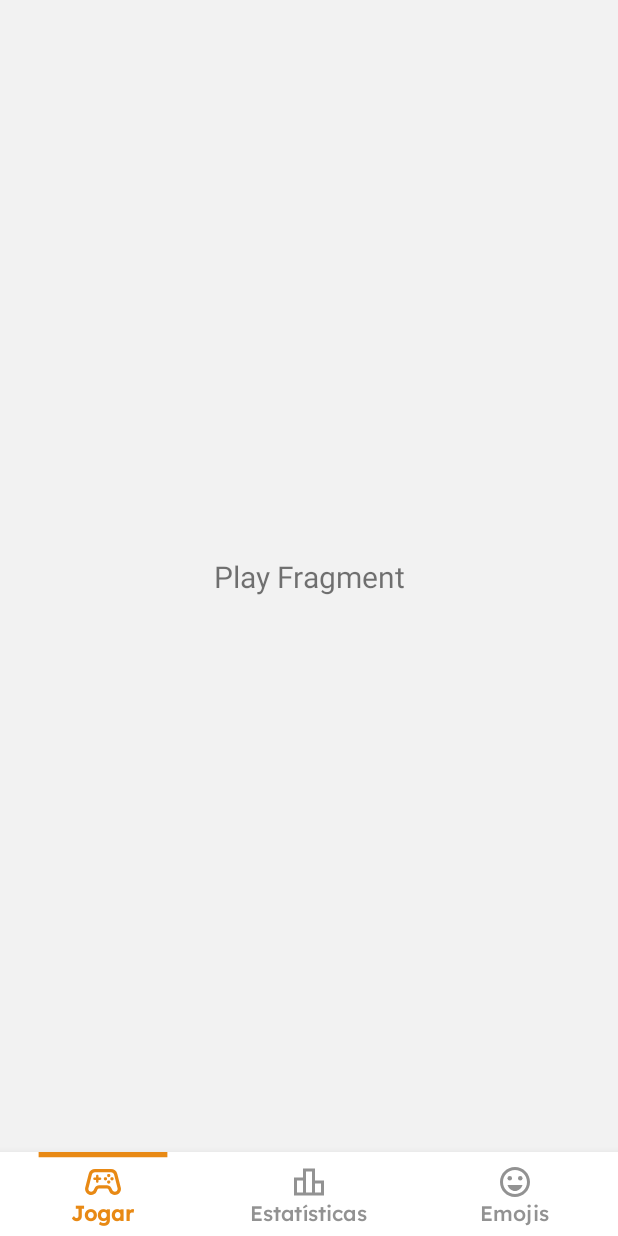
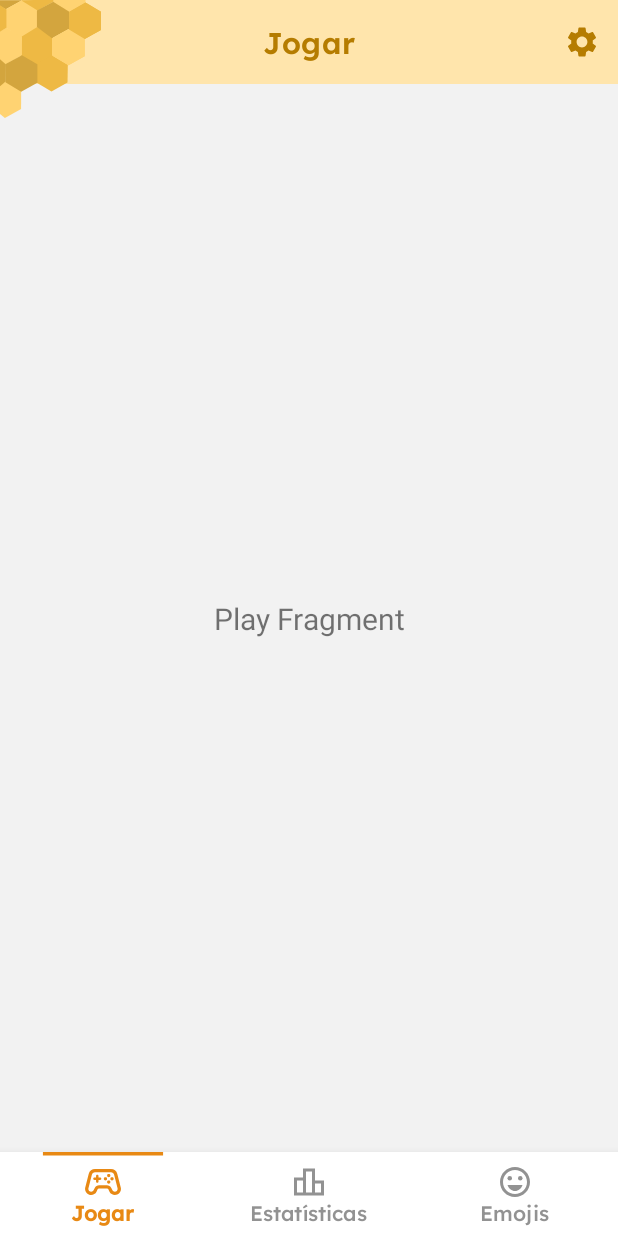
Before and after one commit to enzzoMs/HexEmoji, an Android app: the MainFragment screen opened through its navigation route, on a phone screen of 412 x 824 dp. Run offline under Robolectric (Android 15) with nearby library versions, the phone set to English and light mode, and no system bars; our stand-ins replace navigation-ui.

Commit message:
Toolbar principal e mudando animação do bottom nav

```diff
--- a/HexEmoji/app/src/main/java/enzzom/hexemoji/ui/main/MainFragment.kt
+++ b/HexEmoji/app/src/main/java/enzzom/hexemoji/ui/main/MainFragment.kt
@@ -1,12 +1,14 @@
 package enzzom.hexemoji.ui.main
 
-import android.graphics.drawable.AnimatedVectorDrawable
 import android.os.Bundle
 import android.view.LayoutInflater
 import android.view.View
 import android.view.ViewGroup
+import androidx.collection.forEach
 import androidx.fragment.app.Fragment
 import androidx.navigation.fragment.NavHostFragment
+import androidx.navigation.ui.AppBarConfiguration
+import androidx.navigation.ui.setupWithNavController
 import enzzom.hexemoji.R
 import enzzom.hexemoji.databinding.FragmentMainBinding
 
@@ -17,44 +19,22 @@ class MainFragment : Fragment() {
         savedInstanceState: Bundle?
     ): View {
         val binding = FragmentMainBinding.inflate(inflater, container, false)
-        val bottomNav = binding.bottomNav
 
         val navController = NavHostFragment.findNavController(
             childFragmentManager.findFragmentById(R.id.nav_host_fragment) as NavHostFragment
         )
 
-        // This prevents navigation and animation from occurring when a item is reselected
-        bottomNav.setOnItemReselectedListener {  }
+        val destinationIds = mutableSetOf<Int>()
 
-        // Setting up the background animation for when a bottom nav item is selected
+        navController.graph.nodes.forEach {_, navDestination ->
+            destinationIds.add(navDestination.id)
+        }
 
-        // Initialize with the ID of the first item
-        var currentSelectedMenuId: Int = binding.bottomNav.menu.getItem(0).itemId
+        val appBarConfiguration = AppBarConfiguration(destinationIds)
 
-        startAnimationForViewBackground(bottomNav.findViewById(currentSelectedMenuId))
-
-        bottomNav.setOnItemSelectedListener { menuItem ->
-            navController.navigate(menuItem.itemId)
-
-            resetAnimationForViewBackground(bottomNav.findViewById(currentSelectedMenuId))
-            startAnimationForViewBackground(bottomNav.findViewById(menuItem.itemId))
-            currentSelectedMenuId = menuItem.itemId
-
-            true
-        }
+        binding.toolbar.setupWithNavController(navController, appBarConfiguration)
+        binding.bottomNav.setupWithNavController(navController)
 
         return binding.root
     }
-
-
-    private fun startAnimationForViewBackground(view: View) {
-        (view.background as AnimatedVectorDrawable).start()
-    }
-
-    private fun resetAnimationForViewBackground(view: View) {
-        (view.background as AnimatedVectorDrawable).apply {
-            stop()
-            reset()
-        }
-    }
 }
--- /dev/null
+++ b/HexEmoji/app/src/main/res/drawable/bottom_nav_item_background.xml
@@ -0,0 +1,19 @@
+<?xml version="1.0" encoding="utf-8"?>
+<animated-selector xmlns:android="http://schemas.android.com/apk/res/android">
+
+    <item
+        android:id="@+id/checked"
+        android:drawable="@drawable/bottom_nav_item_selected_back"
+        android:state_checked="true" />
+
+    <item
+        android:id="@+id/unchecked"
+        android:drawable="@color/surface_color"
+        android:state_checked="false" />
+
+    <transition
+        android:drawable="@drawable/bottom_nav_item_selected_anim"
+        android:fromId="@id/unchecked"
+        android:toId="@id/checked" />
+
+</animated-selector>
--- /dev/null
+++ b/HexEmoji/app/src/main/res/drawable/honeycomb_small.xml
@@ -0,0 +1,54 @@
+<vector xmlns:android="http://schemas.android.com/apk/res/android"
+    android:width="67.048dp"
+    android:height="78.732dp"
+    android:viewportWidth="67.048"
+    android:viewportHeight="78.732">
+  <path
+      android:pathData="M0,4.001V0.145l7.5,-0 7.101,0L3.842,6.176Z"
+      android:fillColor="#d3a53e"/>
+  <path
+      android:pathData="M3.662,18.122 L3.843,6.175 14.601,0.144 24.888,6.224 24.87,18.462l-10.369,7.038z"
+      android:fillColor="#ffd372"/>
+  <path
+      android:pathData="M14.207,0.365 L14.477,0.145C21.545,-0.012 28.613,0 35.681,0V0.938L24.923,6.969Z"
+      android:fillColor="#eeb944"/>
+  <path
+      android:pathData="m14.5,24.362 l10.245,-6.376 10.557,6.376 0.637,12.631 -10.939,6.506 -11.68,-6.598z"
+      android:fillColor="#eeb944"/>
+  <path
+      android:pathData="m23.987,42.451 l10.478,-5.743 10.557,6.376 -0.206,11.947 -10.651,6.029 -10.557,-6.376z"
+      android:fillColor="#eeb944"/>
+  <path
+      android:pathData="M24.5,18 L24.5,7 35.681,0.938 45.968,7.018 45.95,19.256 34.5,25.5Z"
+      android:fillColor="#d3a53e"/>
+  <path
+      android:pathData="m35.01,37.234 l0.181,-11.948 10.758,-6.031 10.286,6.08 -0.018,12.238 -10.758,6.031z"
+      android:fillColor="#ffd372"/>
+  <path
+      android:pathData="M35.554,1.392V0H46.003,56.762V1.732l-10.758,6.031z"
+      android:fillColor="#ffd372"/>
+  <path
+      android:pathData="m45.822,19.71 l0.181,-11.948 10.758,-6.031 10.286,6.08 -0.018,12.238 -10.758,6.031z"
+      android:fillColor="#eeb944"/>
+  <path
+      android:pathData="m34.5,37v-11.5l11.449,-6.244 10.286,6.08 -0.018,12.238 -10.758,6.031z"
+      android:fillColor="#ffd372"/>
+  <path
+      android:pathData="m45.822,19.71 l0.181,-11.948 10.758,-6.031 10.286,6.08 -0.018,12.238 -10.758,6.031z"
+      android:fillColor="#eeb944"/>
+  <path
+      android:pathData="m0,53.5 l-0,-6.5v-12l3.753,7.145 -0.018,12.238 -3.735,5.617z"
+      android:fillColor="#d3a53e"/>
+  <path
+      android:pathData="m0,76v-18.5l3.735,-3.117 10.286,6.08 -0.018,12.238 -10.758,6.031z"
+      android:fillColor="#ffd372"/>
+  <path
+      android:pathData="m0,39.5v-18.5l4.278,-2.459 10.286,6.08 -0.018,12.238 -10.758,6.031z"
+      android:fillColor="#ffd372"/>
+  <path
+      android:pathData="m3.608,54.837 l-0.163,-11.948 11.102,-6.031 10.286,6.08 -0.018,12.238 -10.758,6.031z"
+      android:fillColor="#d3a53e"/>
+  <path
+      android:pathData="M0,16.283 L0,8.001 0,3.5 4.296,6.303 4.278,18.541 0,21.242Z"
+      android:fillColor="#eeb944"/>
+</vector>
--- /dev/null
+++ b/HexEmoji/app/src/main/res/drawable/ic_settings.xml
@@ -0,0 +1,5 @@
+<vector android:height="24dp" android:tint="#000000"
+    android:viewportHeight="24" android:viewportWidth="24"
+    android:width="24dp" xmlns:android="http://schemas.android.com/apk/res/android">
+    <path android:fillColor="@android:color/white" android:pathData="M19.14,12.94c0.04,-0.3 0.06,-0.61 0.06,-0.94c0,-0.32 -0.02,-0.64 -0.07,-0.94l2.03,-1.58c0.18,-0.14 0.23,-0.41 0.12,-0.61l-1.92,-3.32c-0.12,-0.22 -0.37,-0.29 -0.59,-0.22l-2.39,0.96c-0.5,-0.38 -1.03,-0.7 -1.62,-0.94L14.4,2.81c-0.04,-0.24 -0.24,-0.41 -0.48,-0.41h-3.84c-0.24,0 -0.43,0.17 -0.47,0.41L9.25,5.35C8.66,5.59 8.12,5.92 7.63,6.29L5.24,5.33c-0.22,-0.08 -0.47,0 -0.59,0.22L2.74,8.87C2.62,9.08 2.66,9.34 2.86,9.48l2.03,1.58C4.84,11.36 4.8,11.69 4.8,12s0.02,0.64 0.07,0.94l-2.03,1.58c-0.18,0.14 -0.23,0.41 -0.12,0.61l1.92,3.32c0.12,0.22 0.37,0.29 0.59,0.22l2.39,-0.96c0.5,0.38 1.03,0.7 1.62,0.94l0.36,2.54c0.05,0.24 0.24,0.41 0.48,0.41h3.84c0.24,0 0.44,-0.17 0.47,-0.41l0.36,-2.54c0.59,-0.24 1.13,-0.56 1.62,-0.94l2.39,0.96c0.22,0.08 0.47,0 0.59,-0.22l1.92,-3.32c0.12,-0.22 0.07,-0.47 -0.12,-0.61L19.14,12.94zM12,15.6c-1.98,0 -3.6,-1.62 -3.6,-3.6s1.62,-3.6 3.6,-3.6s3.6,1.62 3.6,3.6S13.98,15.6 12,15.6z"/>
+</vector>
--- a/HexEmoji/app/src/main/res/layout-h480dp/fragment_initial.xml
+++ b/HexEmoji/app/src/main/res/layout-h480dp/fragment_initial.xml
@@ -10,7 +10,7 @@
 
     <ImageView
         android:id="@+id/honeycomb"
-        android:src="@drawable/honeycomb"
+        android:src="@drawable/honeycomb_big"
         android:scaleType="fitStart"
         android:importantForAccessibility="no"
         android:layout_width="0dp"
--- a/HexEmoji/app/src/main/res/layout/fragment_initial.xml
+++ b/HexEmoji/app/src/main/res/layout/fragment_initial.xml
@@ -9,7 +9,7 @@
 
     <ImageView
         android:id="@+id/honeycomb"
-        android:src="@drawable/honeycomb"
+        android:src="@drawable/honeycomb_big"
         android:scaleType="fitStart"
         android:importantForAccessibility="no"
         android:layout_width="0dp"
--- a/HexEmoji/app/src/main/res/layout/fragment_main.xml
+++ b/HexEmoji/app/src/main/res/layout/fragment_main.xml
@@ -1,28 +1,47 @@
 <?xml version="1.0" encoding="utf-8"?>
-<LinearLayout
+<androidx.constraintlayout.widget.ConstraintLayout
     xmlns:android="http://schemas.android.com/apk/res/android"
     xmlns:app="http://schemas.android.com/apk/res-auto"
     xmlns:tools="http://schemas.android.com/tools"
-    android:orientation="vertical"
     android:layout_width="match_parent"
     android:layout_height="match_parent"
     tools:context=".ui.main.MainFragment">
+
+    <com.google.android.material.appbar.MaterialToolbar
+        android:id="@+id/toolbar"
+        app:menu="@menu/toolbar_menu"
+        android:layout_width="match_parent"
+        android:layout_height="wrap_content"
+        app:layout_constraintEnd_toEndOf="parent"
+        app:layout_constraintStart_toStartOf="parent"
+        app:layout_constraintTop_toTopOf="parent" />
+
+    <ImageView
+        android:id="@+id/imageView"
+        android:src="@drawable/honeycomb_small"
+        android:importantForAccessibility="no"
+        android:layout_width="wrap_content"
+        android:layout_height="wrap_content"
+        app:layout_constraintStart_toStartOf="parent"
+        app:layout_constraintTop_toTopOf="parent" />
 
     <androidx.fragment.app.FragmentContainerView
         android:id="@+id/nav_host_fragment"
         android:name="androidx.navigation.fragment.NavHostFragment"
         app:navGraph="@navigation/bottom_nav_graph"
-        android:layout_width="match_parent"
+        android:layout_width="0dp"
         android:layout_height="0dp"
-        android:layout_weight="1.0" />
+        app:layout_constraintBottom_toTopOf="@+id/bottom_nav"
+        app:layout_constraintEnd_toEndOf="parent"
+        app:layout_constraintStart_toStartOf="parent"
+        app:layout_constraintTop_toBottomOf="@+id/toolbar" />
 
     <com.google.android.material.bottomnavigation.BottomNavigationView
         android:id="@+id/bottom_nav"
         app:menu="@menu/bottom_nav_menu"
         android:layout_width="match_parent"
         android:layout_height="wrap_content"
-        android:layout_gravity="bottom"
         app:layout_constraintBottom_toBottomOf="parent"
         app:layout_constraintStart_toStartOf="parent" />
 
-</LinearLayout>
+</androidx.constraintlayout.widget.ConstraintLayout>
--- a/HexEmoji/app/src/main/res/menu/bottom_nav_menu.xml
+++ b/HexEmoji/app/src/main/res/menu/bottom_nav_menu.xml
@@ -3,19 +3,19 @@
     <item
         android:id="@+id/play_fragment"
         android:icon="@drawable/ic_stadia_controller"
-        android:title="@string/icon_title_page_play"
+        android:title="@string/page_title_play"
         android:contentDescription="@string/icon_content_description_page_play"/>
 
     <item
         android:id="@+id/statistics_fragment"
         android:icon="@drawable/ic_leaderboard"
-        android:title="@string/icon_title_page_statistics"
+        android:title="@string/page_title_statistics"
         android:contentDescription="@string/icon_content_description_page_statistics"/>
 
     <item
         android:id="@+id/emojis_fragment"
         android:icon="@drawable/ic_emoji_face"
-        android:title="@string/icon_title_page_emojis"
+        android:title="@string/page_title_emojis"
         android:contentDescription="@string/icon_content_description_page_emojis"/>
 
 </menu>
--- /dev/null
+++ b/HexEmoji/app/src/main/res/menu/toolbar_menu.xml
@@ -0,0 +1,11 @@
+<?xml version="1.0" encoding="utf-8"?>
+<menu xmlns:android="http://schemas.android.com/apk/res/android"
+    xmlns:app="http://schemas.android.com/apk/res-auto">
+
+    <item
+        android:id="@+id/settings"
+        android:icon="@drawable/ic_settings"
+        android:title="@string/icon_title_settings"
+        android:contentDescription="@string/icon_content_description_settings"
+        app:showAsAction="ifRoom" />
+</menu>
--- a/HexEmoji/app/src/main/res/navigation/bottom_nav_graph.xml
+++ b/HexEmoji/app/src/main/res/navigation/bottom_nav_graph.xml
@@ -8,16 +8,16 @@
     <fragment
         android:id="@+id/play_fragment"
         android:name="enzzom.hexemoji.ui.play.PlayFragment"
-        android:label="fragment_play"
+        android:label="@string/page_title_play"
         tools:layout="@layout/fragment_play" />
     <fragment
         android:id="@+id/statistics_fragment"
         android:name="enzzom.hexemoji.ui.statistics.StatisticsFragment"
-        android:label="fragment_statistics"
+        android:label="@string/page_title_statistics"
         tools:layout="@layout/fragment_statistics" />
     <fragment
         android:id="@+id/emojis_fragment"
         android:name="enzzom.hexemoji.ui.emojis.EmojisFragment"
-        android:label="fragment_emojis"
+        android:label="@string/page_title_emojis"
         tools:layout="@layout/fragment_emojis" />
 </navigation>
--- a/HexEmoji/app/src/main/res/values/colors.xml
+++ b/HexEmoji/app/src/main/res/values/colors.xml
@@ -3,9 +3,12 @@
     <color name="ic_launcher_background">@color/yellow_maximum</color>
 
     <!-- General -->
+    <color name="primary_color">@color/yellow_white</color>
+    <color name="on_primary_color">@color/gold_dark</color>
     <color name="accent_color">@color/orange_beer</color>
     <color name="background_color">@color/white_anti_flash</color>
     <color name="surface_color">@color/white</color>
+    <color name="icon_tint">@color/gold_dark</color>
     <color name="button_ripple_color">@color/silver</color>
     <color name="button_primary_gradient_start_color">@color/yellow_orange</color>
     <color name="button_primary_gradient_end_color">@color/orange_beer</color>
@@ -29,6 +32,7 @@
     <color name="yellow_maximum">#F9BF58</color>
     <color name="yellow_orange">#FDC966</color>
     <color name="yellow_dark">#FFB000</color>
+    <color name="yellow_white">#FFE5AC</color>
     <color name="orange_beer">#E88914</color>
     <color name="white">#FFFFFFFF</color>
     <color name="white_ghost">#F7F8FB</color>
@@ -39,9 +43,9 @@
     <color name="gray_dark">#929292</color>
     <color name="gold">#CF8F00</color>
     <color name="gold_light">#E29C00</color>
+    <color name="gold_dark">#B57C00</color>
 
     <color name="purple_200">#FFBB86FC</color>
-    <color name="purple_500">#FF6200EE</color>
     <color name="purple_700">#FF3700B3</color>
     <color name="teal_200">#FF03DAC5</color>
     <color name="teal_700">#FF018786</color>
--- a/HexEmoji/app/src/main/res/values/strings.xml
+++ b/HexEmoji/app/src/main/res/values/strings.xml
@@ -10,9 +10,11 @@
     <string name="initial_screen_button_instructions">Instruções</string>
 
     <!-- Main Screen -->
-    <string name="icon_title_page_play">Jogar</string>
-    <string name="icon_title_page_statistics">Estatísticas</string>
-    <string name="icon_title_page_emojis">Emojis</string>
+    <string name="page_title_play">Jogar</string>
+    <string name="page_title_statistics">Estatísticas</string>
+    <string name="page_title_emojis">Emojis</string>
+    <string name="icon_title_settings">Configurações</string>
+    <string name="icon_content_description_settings">Ver configurações</string>
     <string name="icon_content_description_page_play">Navegar para página de modos de jogo</string>
     <string name="icon_content_description_page_statistics">Navegar para página de estatísticas</string>
     <string name="icon_content_description_page_emojis">Navegar para página de emojis</string>
--- a/HexEmoji/app/src/main/res/values/themes.xml
+++ b/HexEmoji/app/src/main/res/values/themes.xml
@@ -1,26 +1,39 @@
 <resources>
     <!-- Base application theme -->
     <style name="Theme.HexEmoji" parent="Theme.MaterialComponents.Light.NoActionBar">
+        <item name="colorPrimary">@color/primary_color</item>
+        <item name="colorOnPrimary">@color/on_primary_color</item>
         <item name="colorAccent">@color/accent_color</item>
         <item name="colorSurface">@color/surface_color</item>
         <item name="android:colorBackground">@color/background_color</item>
+        <item name="iconTint">@color/icon_tint</item>
 
-        <item name="colorPrimary">@color/purple_500</item>
         <item name="colorPrimaryVariant">@color/purple_700</item>
-        <item name="colorOnPrimary">@color/white</item>
         <item name="colorSecondary">@color/teal_200</item>
         <item name="colorSecondaryVariant">@color/teal_700</item>
         <item name="colorOnSecondary">@color/black</item>
 
+        <item name="toolbarStyle">@style/Widget.HexEmoji.Toolbar</item>
         <item name="bottomNavigationStyle">@style/Widget.HexEmoji.BottomNavigation</item>
         <item name="android:statusBarColor">@color/status_bar_color</item>
         <item name="primaryButtonStyle">@style/Widget.HexEmoji.Button.Primary</item>
         <item name="secondaryButtonStyle">@style/Widget.HexEmoji.Button.Secondary</item>
     </style>
 
+    <!-- Toolbar -->
+    <style name="Widget.HexEmoji.Toolbar" parent="Widget.MaterialComponents.Toolbar.Primary">
+        <item name="titleCentered">true</item>
+        <item name="android:elevation">0dp</item>
+        <item name="titleTextAppearance">@style/TextAppearance.HexEmoji.Toolbar.Title</item>
+    </style>
+
+    <style name="TextAppearance.HexEmoji.Toolbar.Title" parent="TextAppearance.MaterialComponents.Headline6">
+        <item name="fontFamily">@font/lexend_semibold</item>
+    </style>
+
     <!-- BottomNavigation -->
     <style name="Widget.HexEmoji.BottomNavigation" parent="Widget.MaterialComponents.BottomNavigationView">
-        <item name="itemBackground">@drawable/bottom_nav_item_back_anim</item>
+        <item name="itemBackground">@drawable/bottom_nav_item_background</item>
         <item name="itemTextColor">@color/bottom_nav_item_color</item>
         <item name="itemIconTint">@color/bottom_nav_item_color</item>
         <item name="itemTextAppearanceActive">@style/TextAppearance.HexEmoji.BottomNavigation</item>
```
Also changed, not shown: HexEmoji/app/src/main/res/drawable/bottom_nav_item_selected_back.xml (added, +11 -0 lines), HexEmoji/app/src/main/res/raw/font_lexend_license.txt (added, +93 -0 lines), HexEmoji/app/src/main/res/drawable/bottom_nav_item_selected_anim.xml (renamed from HexEmoji/app/src/main/res/drawable/bottom_nav_item_back_anim.xml), HexEmoji/app/src/main/res/drawable/honeycomb_big.xml (renamed from HexEmoji/app/src/main/res/drawable/honeycomb.xml), HexEmoji/app/src/main/res/font/lexend_semibold.ttf (added).
